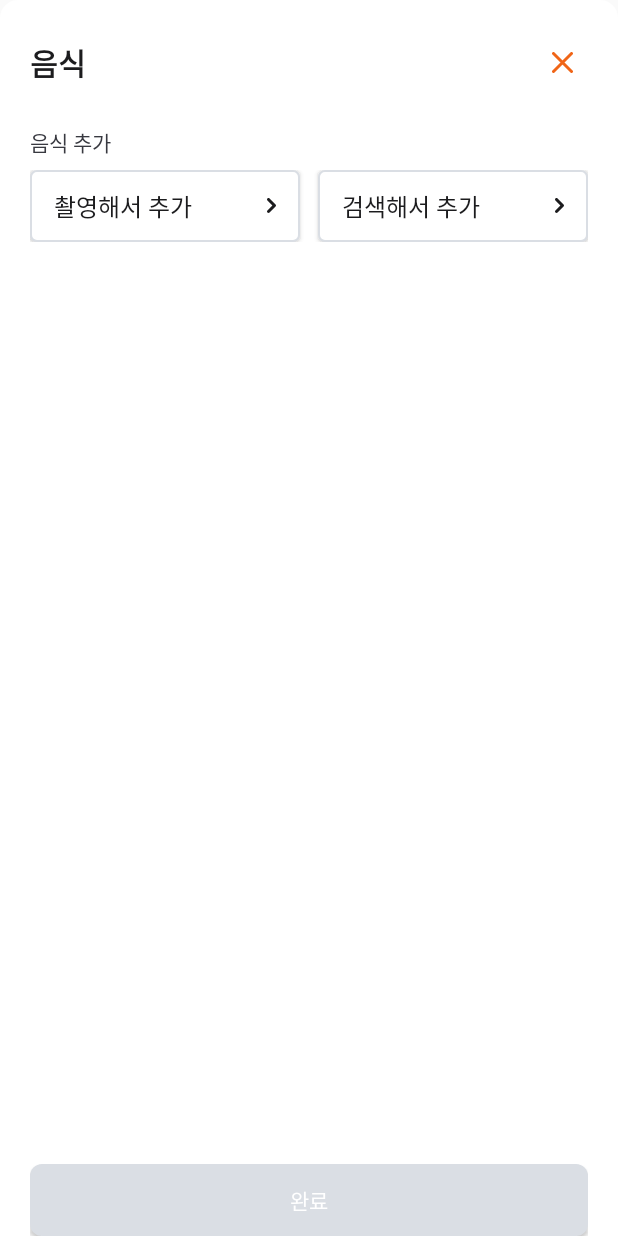
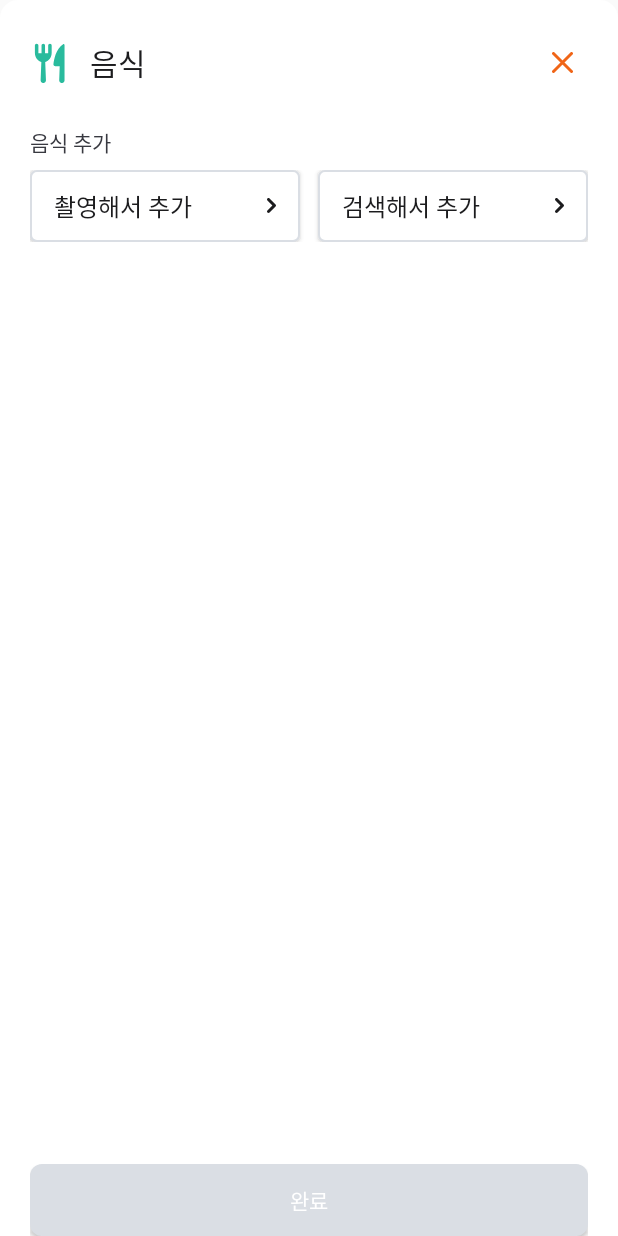
Before and after one commit to jisang0706/probodia-android, an Android app: the layout fragment_record_meal.xml on its own in the app's theme, with its tools: preview values and no code run, on a phone screen of 412 x 824 dp. Run offline under Robolectric (Android 15) with nearby library versions, the phone set to English and light mode, and no system bars.

Commit message:
add record icon

```diff
--- a/Probodia/app/src/main/res/layout/fragment_record_meal.xml
+++ b/Probodia/app/src/main/res/layout/fragment_record_meal.xml
@@ -29,18 +29,27 @@
                 android:layout_width="match_parent"
                 android:layout_height="wrap_content">
 
+                <ImageView
+                    android:id="@+id/title_icon"
+                    android:layout_width="wrap_content"
+                    android:layout_height="wrap_content"
+                    android:background="@android:color/transparent"
+                    android:src="@drawable/ic_meal"
+                    android:layout_alignParentLeft="true"
+                    android:layout_centerVertical="true"
+                    android:layout_marginRight="12dp"/>
+
                 <TextView
                     android:id="@+id/title_text"
                     android:layout_width="match_parent"
                     android:layout_height="wrap_content"
-                    android:layout_alignParentLeft="true"
+                    android:layout_toRightOf="@id/title_icon"
                     android:layout_centerVertical="true"
                     android:text="음식"
                     android:textSize="20dp"
-                    android:textStyle="bold"
                     android:textColor="@color/gray_900"
                     android:layout_marginTop="20dp"
-                    android:layout_marginBottom="34dp" />
+                    android:layout_marginBottom="34dp"/>
 
                 <ImageButton
                     android:id="@+id/cancel_btn"
```
Also changed, not shown: Probodia/app/src/main/java/com/piri/probodia/viewmodel/RecordDetailViewModel.kt (+11 -0 lines), Probodia/app/src/main/res/layout/fragment_record_detail.xml (+13 -2 lines), Probodia/app/src/main/res/layout/fragment_record_glucose.xml (+11 -1 lines), Probodia/app/src/main/res/layout/fragment_record_medicine.xml (+11 -2 lines), Probodia/app/src/main/res/layout/fragment_record_pressure.xml (+12 -2 lines).
